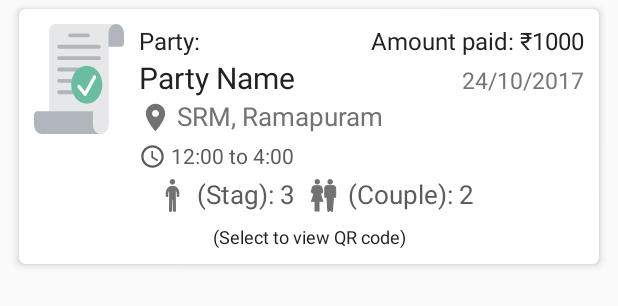
After one commit to krsnvijay/Partyyy, an Android app: the layout myticketcard.xml on its own in the app's theme, with its tools: preview values and no code run, on a phone screen of 412 x 824 dp. The commit adds this screen. Shown: the top 306 px of the screen. Run offline under Robolectric (Android 15) with nearby library versions, the phone set to English and light mode, and no system bars.

Commit message:
mytickets

```diff
--- a/app/src/main/AndroidManifest.xml
+++ b/app/src/main/AndroidManifest.xml
@@ -45,8 +45,9 @@
         <activity
             android:name=".OrganizerActivity"
             android:label="@string/title_activity_organizer"
-            android:theme="@style/AppTheme.NoActionBar"></activity>
-        <activity android:name=".TicketActivity"></activity>
+            android:theme="@style/AppTheme.NoActionBar" />
+        <activity android:name=".DetailedTicketActivity" />
+        <activity android:name=".MyTickets"></activity>
     </application>
 
 </manifest>
--- a/app/src/main/java/partyyy/com/notadeveloper/app/partyyy/TicketActivity.java
+++ b/app/src/main/java/partyyy/com/notadeveloper/app/partyyy/DetailedTicketActivity.java
@@ -3,11 +3,11 @@ package partyyy.com.notadeveloper.app.partyyy;
 import android.support.v7.app.AppCompatActivity;
 import android.os.Bundle;
 
-public class TicketActivity extends AppCompatActivity {
+public class DetailedTicketActivity extends AppCompatActivity {
 
     @Override
     protected void onCreate(Bundle savedInstanceState) {
         super.onCreate(savedInstanceState);
-        setContentView(R.layout.activity_ticket);
+        setContentView(R.layout.activity_ticket_detailed);
     }
 }
--- /dev/null
+++ b/app/src/main/res/drawable/ic_invoice.xml
@@ -0,0 +1,15 @@
+<vector android:height="24dp" android:viewportHeight="503.326"
+    android:viewportWidth="503.326" android:width="24dp" xmlns:android="http://schemas.android.com/apk/res/android">
+    <path android:fillColor="#E6E7E8" android:pathData="M121.4,0c-19.2,0 -34.7,15.5 -34.7,34.7v364.4l243.1,0.1v58.9c0,22.7 16.6,42.9 39.1,45.1c25.9,2.5 47.7,-17.8 47.7,-43.2V295.1V86.8V43.4c0,-24 19.4,-43.4 43.4,-43.4H121.4z"/>
+    <path android:fillColor="#E6E7E8" android:pathData="M121.4,0c-19.2,0 -34.7,15.5 -34.7,34.7v364.4l243.1,0.1v58.9c0,22.7 16.6,42.9 39.1,45.1c25.9,2.5 47.7,-17.8 47.7,-43.2V295.1V86.8V43.4c0,-24 19.4,-43.4 43.4,-43.4H121.4z"/>
+    <path android:fillColor="#B0B6BB" android:pathData="M459.9,0L459.9,0c-24,0 -43.4,19.4 -43.4,43.4v60.8h69.3c9.6,0 17.4,-7.8 17.4,-17.4V43.4C503.3,19.4 483.9,0 459.9,0"/>
+    <path android:fillColor="#B0B6BB" android:pathData="M373.2,503.3L373.2,503.3c-24,0 -43.4,-19.4 -43.4,-43.4v-60.7l-312.3,-0.1c-9.6,0 -17.4,7.8 -17.4,17.4v43.4c0,24 19.4,43.4 43.4,43.4H373.2z"/>
+    <path android:fillColor="#B0B6BB" android:pathData="M303.7,60.7H199.6c-4.8,0 -8.7,-3.9 -8.7,-8.7s3.9,-8.7 8.7,-8.7h104.1c4.8,0 8.7,3.9 8.7,8.7S308.5,60.7 303.7,60.7"/>
+    <path android:fillColor="#B0B6BB" android:pathData="M364.5,112.8H138.8c-4.8,0 -8.7,-3.9 -8.7,-8.7c0,-4.8 3.9,-8.7 8.7,-8.7h225.6c4.8,0 8.7,3.9 8.7,8.7C373.2,108.9 369.3,112.8 364.5,112.8"/>
+    <path android:fillColor="#B0B6BB" android:pathData="M364.5,164.9H138.8c-4.8,0 -8.7,-3.9 -8.7,-8.7c0,-4.8 3.9,-8.7 8.7,-8.7h225.6c4.8,0 8.7,3.9 8.7,8.7C373.2,161 369.3,164.9 364.5,164.9"/>
+    <path android:fillColor="#B0B6BB" android:pathData="M242.7,216.9H138.8c-4.8,0 -8.7,-3.9 -8.7,-8.7c0,-4.8 3.9,-8.7 8.7,-8.7h103.9c4.8,0 8.7,3.9 8.7,8.7C251.4,213.1 247.5,216.9 242.7,216.9"/>
+    <path android:fillColor="#B0B6BB" android:pathData="M210,269h-71.2c-4.8,0 -8.7,-3.9 -8.7,-8.7s3.9,-8.7 8.7,-8.7h71.2c4.8,0 8.7,3.9 8.7,8.7S214.8,269 210,269"/>
+    <path android:fillColor="#B0B6BB" android:pathData="M215.5,321.1h-76.7c-4.8,0 -8.7,-3.9 -8.7,-8.7c0,-4.8 3.9,-8.7 8.7,-8.7h76.7c4.8,0 8.7,3.9 8.7,8.7C224.2,317.2 220.3,321.1 215.5,321.1"/>
+    <path android:fillColor="#6ABDA0" android:pathData="M381.8,277.7c0,-47.9 -38.9,-86.8 -86.8,-86.8s-86.8,38.9 -86.8,86.8s38.9,86.8 86.8,86.8S381.8,325.6 381.8,277.7"/>
+    <path android:fillColor="#FFFFFF" android:pathData="M286.4,329.8c-2.3,0 -4.5,-0.9 -6.1,-2.5l-34.7,-34.7c-3.4,-3.4 -3.4,-8.9 0,-12.3s8.9,-3.4 12.3,0l27.2,27.2l46.2,-69.3c2.7,-4 8,-5.1 12,-2.4c4,2.7 5.1,8 2.4,12l-52.1,78.1c-1.4,2.2 -3.8,3.6 -6.4,3.8C286.9,329.7 286.7,329.8 286.4,329.8"/>
+</vector>
--- /dev/null
+++ b/app/src/main/res/layout/myticketcard.xml
@@ -0,0 +1,201 @@
+<?xml version="1.0" encoding="utf-8"?>
+<android.support.v7.widget.CardView xmlns:android="http://schemas.android.com/apk/res/android"
+    xmlns:card_view="http://schemas.android.com/apk/res-auto"
+    card_view:cardCornerRadius="4dp"
+    card_view:cardElevation="3dp"
+    android:layout_marginLeft="8dp"
+    android:layout_marginRight="8dp"
+    android:clickable="false"
+    android:focusable="true"
+    android:foreground="?android:attr/selectableItemBackground"
+
+    android:layout_width="match_parent"
+    android:layout_height="wrap_content"
+    card_view:cardUseCompatPadding="true"
+
+    android:id="@+id/cv1">
+
+    <RelativeLayout
+        android:layout_width="match_parent"
+        android:layout_height="wrap_content"
+        android:layout_margin="10dp">
+
+        <TextView
+            android:id="@+id/ordertext"
+            android:layout_width="match_parent"
+            android:layout_height="wrap_content"
+            android:layout_toLeftOf="@+id/orderprice"
+            android:layout_toRightOf="@+id/prodimg"
+            android:text="Party:"
+            android:textSize="16dp" />
+
+        <TextView
+            android:id="@+id/name"
+            android:layout_width="match_parent"
+            android:layout_height="wrap_content"
+            android:layout_alignLeft="@+id/ordertext"
+            android:layout_below="@+id/ordertext"
+            android:layout_toLeftOf="@+id/date"
+
+            android:layout_toRightOf="@+id/prodimg"
+            android:maxLines="1"
+            android:minLines="1"
+            android:text="Party Name"
+            android:textSize="20dp" />
+
+        <TextView
+            android:id="@+id/date"
+            android:layout_width="wrap_content"
+            android:layout_height="wrap_content"
+            android:layout_alignBaseline="@+id/name"
+            android:layout_alignParentRight="true"
+            android:maxLines="1"
+            android:text="24/10/2017"
+            android:textColor="@color/secondary_text"
+            android:textSize="15dp" />
+
+        <TextView
+            android:id="@+id/orderprice"
+            android:layout_width="wrap_content"
+            android:layout_height="wrap_content"
+            android:layout_alignBaseline="@+id/ordertext"
+
+            android:layout_alignParentRight="true"
+            android:maxLines="1"
+            android:text="Amount paid: ₹1000"
+            android:textSize="16dp" />
+
+        <ImageView
+            android:id="@+id/prodimg"
+            android:layout_width="60dp"
+            android:layout_height="wrap_content"
+            android:layout_alignBottom="@+id/rel"
+            android:layout_alignParentLeft="true"
+            android:layout_alignParentStart="true"
+            android:layout_alignParentTop="true"
+            android:layout_alignTop="@+id/name"
+            android:layout_marginRight="10dp"
+            android:scaleType="fitXY"
+            card_view:srcCompat="@drawable/ic_invoice" />
+
+        <RelativeLayout
+            android:id="@+id/rel"
+            android:layout_width="wrap_content"
+            android:layout_height="wrap_content"
+            android:layout_below="@+id/name"
+            android:layout_toRightOf="@+id/prodimg">
+
+            <ImageView
+                android:id="@+id/locicon"
+                android:layout_width="22dp"
+                android:layout_height="22dp"
+                android:layout_below="@+id/pname"
+                android:layout_marginTop="2dp"
+                card_view:srcCompat="@drawable/ic_location_on_black_24dp"
+                android:tint="#727272" />
+
+            <TextView
+                android:id="@+id/loct"
+                android:layout_width="wrap_content"
+                android:layout_height="wrap_content"
+                android:layout_alignBottom="@+id/locicon"
+                android:layout_below="@+id/pname"
+                android:layout_marginLeft="3dp"
+                android:layout_toRightOf="@+id/locicon"
+                android:gravity="bottom"
+                android:text="SRM, Ramapuram"
+                android:textColor="#727272"
+                android:textSize="17dp" />
+        </RelativeLayout>
+
+        <RelativeLayout
+            android:layout_width="wrap_content"
+            android:layout_height="wrap_content"
+            android:id="@+id/rel1"
+            android:layout_below="@+id/rel"
+            android:layout_toRightOf="@+id/prodimg">
+            <ImageView
+                android:id="@+id/timicon"
+                android:layout_width="18dp"
+                android:layout_height="18dp"
+                android:layout_marginTop="6dp"
+                android:layout_toRightOf="@+id/line"
+                android:tint="#5b5b5b"
+                card_view:srcCompat="@drawable/ic_access_time_black_24dp"
+                />
+            <TextView
+                android:id="@+id/timet"
+                android:layout_width="wrap_content"
+                android:layout_height="wrap_content"
+                android:layout_alignBottom="@+id/timicon"
+                android:layout_marginLeft="3dp"
+                android:layout_toRightOf="@+id/timicon"
+                android:gravity="bottom"
+                android:text="12:00 to 4:00"
+                android:textColor="#5b5b5b"/>
+        </RelativeLayout>
+
+
+        <RelativeLayout
+            android:layout_width="wrap_content"
+            android:layout_height="wrap_content"
+            android:layout_centerHorizontal="true"
+            android:id="@+id/rel2"
+            android:layout_below="@id/rel1">
+            <ImageView
+                android:layout_width="22dp"
+                android:layout_height="22dp"
+                android:layout_marginLeft="8dp"
+                android:layout_marginTop="6dp"
+                card_view:srcCompat="@drawable/man"
+                android:tint="#727272"
+                android:id="@+id/stagicon"
+                />
+            <TextView
+                android:layout_width="wrap_content"
+                android:layout_height="wrap_content"
+                android:text="(Stag): 3"
+                android:textSize="17dp"
+                android:layout_toRightOf="@+id/stagicon"
+                android:layout_alignBottom="@+id/stagicon"
+                android:gravity="bottom"
+                android:layout_marginLeft="5dp"
+                android:textColor="#5b5b5b"
+                android:id="@+id/stagprice"/>
+            <ImageView
+                android:layout_width="22dp"
+                android:layout_height="22dp"
+                android:layout_toRightOf="@+id/stagprice"
+                android:layout_marginLeft="8dp"
+                android:layout_marginTop="6dp"
+                card_view:srcCompat="@drawable/couple"
+                android:tint="#727272"
+                android:id="@+id/coupleicon"
+                />
+            <TextView
+                android:layout_width="wrap_content"
+                android:layout_height="wrap_content"
+                android:text="(Couple): 2"
+                android:textSize="17dp"
+                android:layout_toRightOf="@+id/coupleicon"
+                android:layout_alignBottom="@+id/coupleicon"
+                android:gravity="bottom"
+                android:layout_marginLeft="5dp"
+                android:textColor="#5b5b5b"
+                android:id="@+id/coupleprice"/>
+
+        </RelativeLayout>
+        <TextView
+            android:id="@+id/deliverby"
+            android:layout_width="match_parent"
+            android:layout_height="wrap_content"
+            android:gravity="center"
+            android:layout_below="@+id/rel2"
+            android:layout_marginTop="8dp"
+            android:maxLines="1"
+            android:minLines="1"
+            android:text="(Select to view QR code)"
+            android:textSize="12dp" />
+
+    </RelativeLayout>
+</android.support.v7.widget.CardView>
```
Also changed, not shown: app/src/main/java/partyyy/com/notadeveloper/app/partyyy/MainActivity.java (+1 -7 lines), app/src/main/java/partyyy/com/notadeveloper/app/partyyy/MyTickets.java (added, +74 -0 lines), app/src/main/java/partyyy/com/notadeveloper/app/partyyy/TicketAdapter.java (added, +59 -0 lines), app/src/main/java/partyyy/com/notadeveloper/app/partyyy/TicketHolder.java (added, +35 -0 lines), app/src/main/java/partyyy/com/notadeveloper/app/partyyy/users.java (+87 -0 lines), app/src/main/res/layout/activity_my_tickets.xml (added, +15 -0 lines), app/src/main/res/layout/activity_ticket_detailed.xml (renamed from app/src/main/res/layout/activity_ticket.xml).
